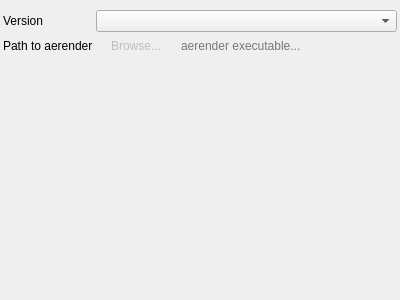
Before: the Qt Designer form src/UI/aesettingswidget.ui in RxLaboratory/DuME, drawn with Qt 5.
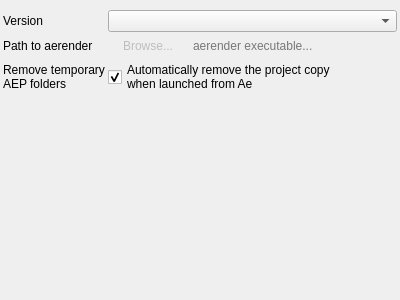
After: the same form once the commit is applied.

The edit to the form file:
```diff
--- a/src/UI/aesettingswidget.ui
+++ b/src/UI/aesettingswidget.ui
@@ -118,6 +118,34 @@
         </item>
        </layout>
       </item>
+      <item row="2" column="0">
+       <widget class="QLabel" name="label_12">
+        <property name="sizePolicy">
+         <sizepolicy hsizetype="Preferred" vsizetype="Expanding">
+          <horstretch>0</horstretch>
+          <verstretch>0</verstretch>
+         </sizepolicy>
+        </property>
+        <property name="text">
+         <string>Remove temporary
+AEP folders</string>
+        </property>
+       </widget>
+      </item>
+      <item row="2" column="1">
+       <widget class="QCheckBox" name="removeAepButton">
+        <property name="text">
+         <string>Automatically remove the project copy 
+when launched from Ae</string>
+        </property>
+        <property name="checked">
+         <bool>true</bool>
+        </property>
+        <property name="tristate">
+         <bool>false</bool>
+        </property>
+       </widget>
+      </item>
      </layout>
     </widget>
    </item>
```
